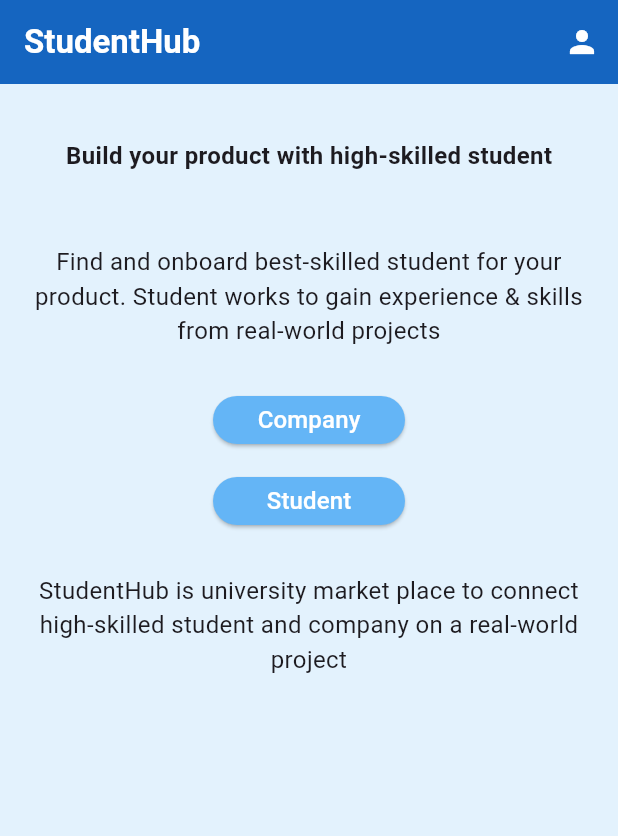
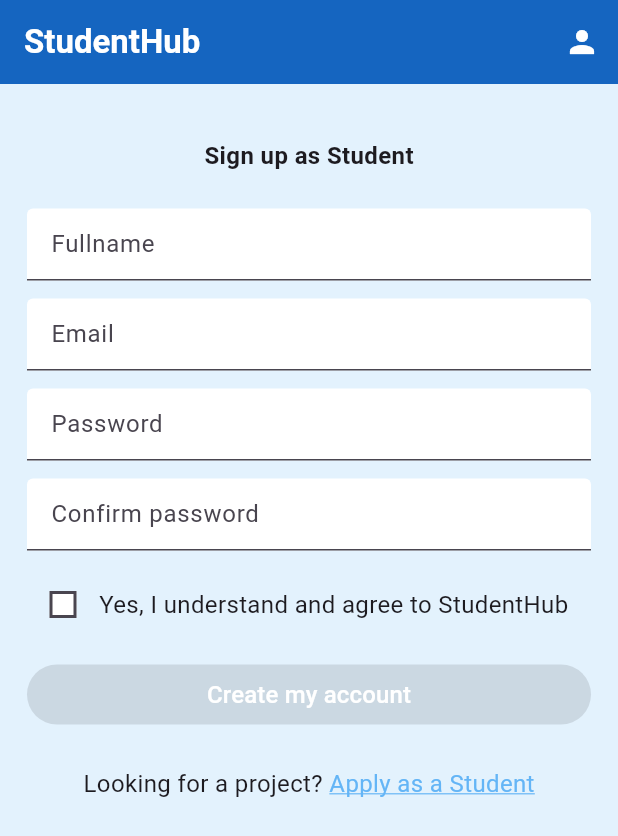
Before and after one commit to losikilove/student_hub, a Flutter app: the screen it shows after launch, on a phone screen of 412 x 824 dp. Shown: the top 836 px of the screen. Run offline on Flutter 3.47's test engine with Material 3 defaults, Android fonts, the phone set to English and light mode, and no system bars.

Commit message:
implement registration step 2 for student

```diff
--- /dev/null
+++ b/lib/components/custom_anchor.dart
@@ -0,0 +1,24 @@
+import 'package:flutter/material.dart';
+import 'package:student_hub/utils/color_util.dart';
+import 'package:student_hub/utils/text_util.dart';
+
+class CustomAnchor extends StatelessWidget {
+  final void Function()? onTap;
+  final String text;
+  const CustomAnchor({super.key, required this.text, required this.onTap});
+
+  @override
+  Widget build(BuildContext context) {
+    return GestureDetector(
+      onTap: onTap,
+      child: Text(
+        text,
+        style: const TextStyle(
+            fontSize: TextUtil.textSize,
+            decoration: TextDecoration.underline,
+            decorationColor: ColorUtil.primary,
+            color: ColorUtil.primary),
+      ),
+    );
+  }
+}
--- a/lib/components/custom_button.dart
+++ b/lib/components/custom_button.dart
@@ -21,7 +21,7 @@
 
   // set up the witdh of button
   Size _setWidth(CustomButtonSize size) {
-    const double fixedHeight = 32;
+    const double fixedHeight = 40;
 
     // size of button is fullwidth
     if (size == CustomButtonSize.large) {
--- a/lib/components/custom_textfield.dart
+++ b/lib/components/custom_textfield.dart
@@ -29,11 +29,16 @@
       // remove underline
       decoration: isBox
           ? const InputDecoration(
+              filled: true,
+              fillColor: Colors.white,
               enabledBorder: OutlineInputBorder(),
               focusedBorder: OutlineInputBorder(borderSide: BorderSide()),
             )
-          : InputDecoration.collapsed(hintText: hintText),
-      textCapitalization: TextCapitalization.sentences,
+          : InputDecoration(
+              hintText: hintText,
+              filled: true,
+              fillColor: Colors.white,
+            ),
       maxLines: maxLines,
       style: TextStyle(
         fontSize: fontSize,
--- a/lib/main.dart
+++ b/lib/main.dart
@@ -1,8 +1,8 @@
 import 'package:flutter/material.dart';
-import 'package:student_hub/screens/home_screen.dart';
+import 'package:student_hub/screens/registration_two_student_screen.dart';
 
 void main() {
   runApp(const MaterialApp(
-    home: HomeScreen(),
+    home: RegistrationTwoStudentScreen(),
   ));
 }
--- /dev/null
+++ b/lib/screens/registration_two_student_screen.dart
@@ -0,0 +1,138 @@
+import 'package:flutter/material.dart';
+import 'package:student_hub/components/custom_anchor.dart';
+import 'package:student_hub/components/custom_appbar.dart';
+import 'package:student_hub/components/custom_button.dart';
+import 'package:student_hub/components/custom_text.dart';
+import 'package:student_hub/components/custom_textfield.dart';
+import 'package:student_hub/components/initial_body.dart';
+import 'package:student_hub/utils/spacing_util.dart';
+
+class RegistrationTwoStudentScreen extends StatefulWidget {
+  const RegistrationTwoStudentScreen({super.key});
+
+  @override
+  State<RegistrationTwoStudentScreen> createState() =>
+      _RegistrationTwoStudentScreenState();
+}
+
+class _RegistrationTwoStudentScreenState
+    extends State<RegistrationTwoStudentScreen> {
+  final fullnameController = TextEditingController();
+  bool _isAcceptedRules = false;
+
+  void onPressed() {}
+
+  // accept rules of this app
+  void tickCheckBox(bool? value) {
+    setState(() {
+      _isAcceptedRules = value!;
+    });
+  }
+
+  // create a student account
+  void submit() {}
+
+  // switch to student
+  void switchToStudent() {}
+
+  // get color of checkbox
+  Color getColorCheckbox(Set<MaterialState> states) {
+    // black color background of checkbox when is ticked checkbox
+    if (states.contains(MaterialState.selected)) {
+      return Colors.black;
+    }
+
+    // white color background of checkbox
+    return Colors.white;
+  }
+
+  @override
+  Widget build(BuildContext context) {
+    return Scaffold(
+      appBar: CustomAppbar(onPressed: onPressed, currentContext: context),
+      body: InitialBody(
+        child: Column(
+          children: [
+            // Title text
+            const Center(
+              child: CustomText(
+                text: 'Sign up as Student',
+                isBold: true,
+              ),
+            ),
+            const SizedBox(
+              height: SpacingUtil.mediumHeight,
+            ),
+            // Fullname textfield
+            CustomTextfield(
+                controller: fullnameController, hintText: 'Fullname'),
+            const SizedBox(
+              height: SpacingUtil.smallHeight,
+            ),
+            // Email textfield
+            CustomTextfield(controller: fullnameController, hintText: 'Email'),
+            const SizedBox(
+              height: SpacingUtil.smallHeight,
+            ),
+            // Password textfield
+            CustomTextfield(
+              controller: fullnameController,
+              hintText: 'Password',
+              obscureText: true,
+            ),
+            const SizedBox(
+              height: SpacingUtil.smallHeight,
+            ),
+            // Confirm password textfield
+            CustomTextfield(
+              controller: fullnameController,
+              hintText: 'Confirm password',
+              obscureText: true,
+            ),
+            const SizedBox(
+              height: SpacingUtil.smallHeight,
+            ),
+            // Checkbox
+            Row(
+              children: [
+                Checkbox(
+                  shape: const RoundedRectangleBorder(),
+                  checkColor: Colors.white,
+                  fillColor: MaterialStateColor.resolveWith(getColorCheckbox),
+                  value: _isAcceptedRules,
+                  onChanged: tickCheckBox,
+                ),
+                const CustomText(
+                    text: 'Yes, I understand and agree to StudentHub'),
+              ],
+            ),
+            const SizedBox(
+              height: SpacingUtil.smallHeight,
+            ),
+            // submit button
+            CustomButton(
+              onPressed: submit,
+              text: 'Create my account',
+              size: CustomButtonSize.large,
+              isDisabled: !_isAcceptedRules,
+            ),
+            const SizedBox(
+              height: SpacingUtil.mediumHeight,
+            ),
+            // Anchor which switches to student
+            Row(
+              mainAxisAlignment: MainAxisAlignment.center,
+              children: [
+                const CustomText(text: 'Looking for a project? '),
+                CustomAnchor(
+                  text: 'Apply as a Student',
+                  onTap: switchToStudent,
+                ),
+              ],
+            ),
+          ],
+        ),
+      ),
+    );
+  }
+}
--- a/lib/utils/spacing_util.dart
+++ b/lib/utils/spacing_util.dart
@@ -1,5 +1,5 @@
 class SpacingUtil {
-  static const double smallHeight = 6.0;
-  static const double mediumHeight = smallHeight * 4;
-  static const double largeHeight = smallHeight * 8;
+  static const double smallHeight = 12.0;
+  static const double mediumHeight = smallHeight * 2;
+  static const double largeHeight = smallHeight * 4;
 }
--- /dev/null
+++ b/lib/utils/textfield_util.dart
@@ -0,0 +1,5 @@
+class TextfieldUtil {
+  static const String regexEmail = '^[\\w-\\.]+@([\\w-]+\\.)+[\\w-]{2,4}\$';
+  static const String regexPassword =
+      '^(?=.*[a-z])(?=.*[A-Z])(?=.*[0-9])(?=.*[!@#\$%^&*])[a-zA-Z0-9!@#\$%^&*]{8,20}\$';
+}
```
